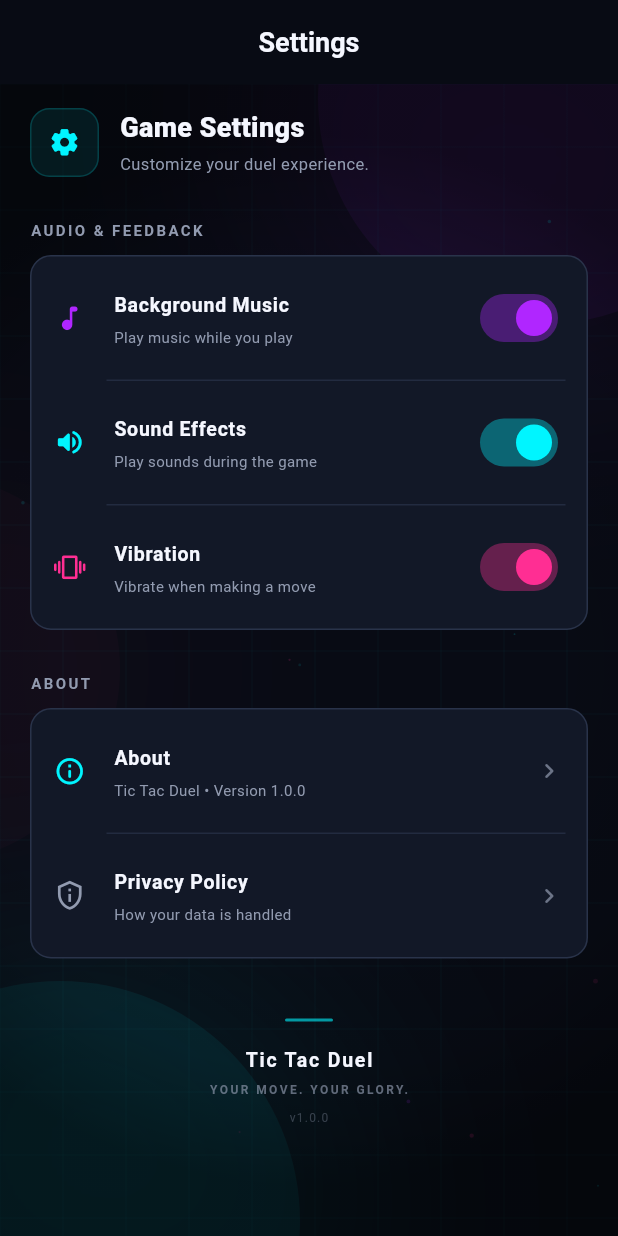
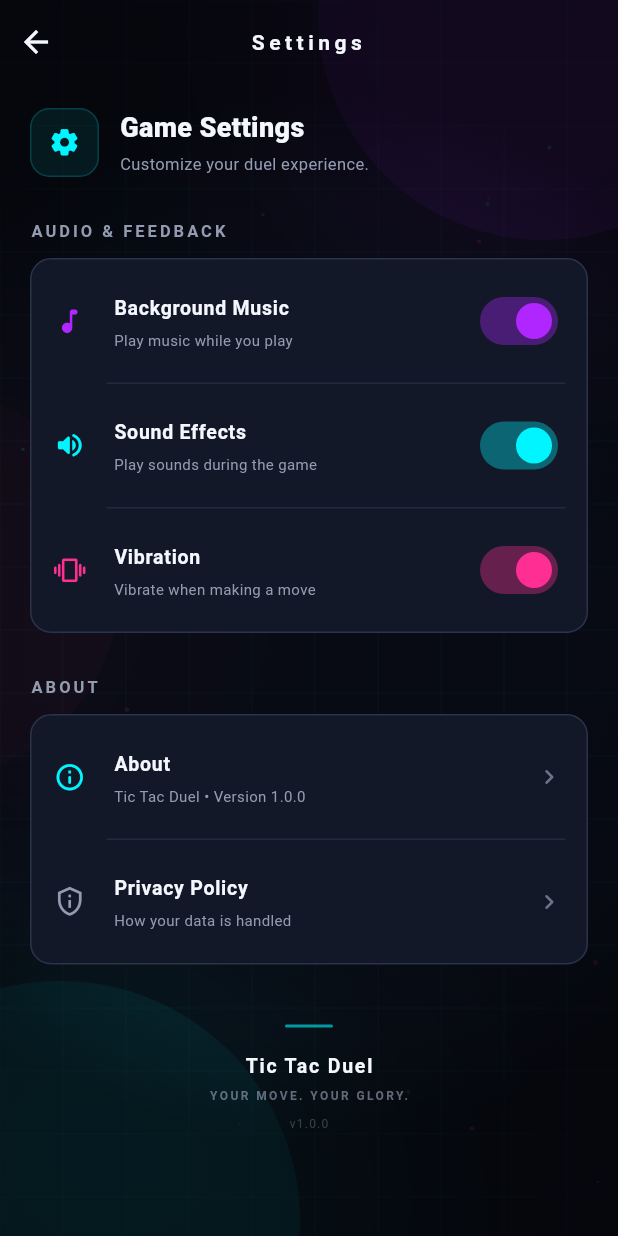
Before and after one commit to piro-piyush/TicTac-Duel, a Flutter app: the SettingsScreen screen opened by its route, on a phone screen of 412 x 824 dp. Run offline on Flutter 3.47's test engine with Material 3 defaults, Android fonts, the phone set to English and light mode, and no system bars; our stand-ins replace go_router; Roboto replaces fonts that are missing (Poppins).

Commit message:
Refactor SettingsScreen to use NeonBackgroundWidget and SectionTitleWidget

```diff
--- a/frontend/lib/screens/settings_screen.dart
+++ b/frontend/lib/screens/settings_screen.dart
@@ -14,15 +14,8 @@ class _SettingsScreenState extends State<SettingsScreen> {
 
   @override
   Widget build(BuildContext context) {
-    return Scaffold(
-      backgroundColor: Themes.background,
-      appBar: AppBar(
-        title: const Text(
-          'Settings',
-          style: TextStyle(fontSize: 18, fontWeight: FontWeight.w700),
-        ),
-      ),
-      body: NeonBackgroundWidget(
+    return NeonBackgroundWidget(
+      title: 'Settings',
       child: ListView(
         padding: const EdgeInsets.fromLTRB(20, 16, 20, 32),
         children: [
@@ -30,8 +23,7 @@ class _SettingsScreenState extends State<SettingsScreen> {
 
           const SizedBox(height: 28),
 
-            _sectionTitle('Audio & Feedback'),
-
+          SectionTitleWidget(title: 'Audio & Feedback'),
           const SizedBox(height: 10),
 
           _SettingsGroup(
@@ -72,9 +64,7 @@ class _SettingsScreenState extends State<SettingsScreen> {
           ),
 
           const SizedBox(height: 28),
-
-            _sectionTitle('About'),
-
+          SectionTitleWidget(title: 'About'),
           const SizedBox(height: 10),
 
           _SettingsGroup(
@@ -102,21 +92,20 @@ class _SettingsScreenState extends State<SettingsScreen> {
           const FooterCardWidget(),
         ],
       ),
-      ),
     );
   }
 
-  Widget _sectionTitle(String title) {
-    return Text(
-      title.toUpperCase(),
-      style: const TextStyle(
-        color: Themes.textSecondary,
-        fontSize: 10,
-        fontWeight: FontWeight.w700,
-        letterSpacing: 1.6,
-      ),
-    );
-  }
+  // Widget _sectionTitle(String title) {
+  //   return Text(
+  //     title.toUpperCase(),
+  //     style: const TextStyle(
+  //       color: Themes.textSecondary,
+  //       fontSize: 10,
+  //       fontWeight: FontWeight.w700,
+  //       letterSpacing: 1.6,
+  //     ),
+  //   );
+  // }
 
   void _showAbout() {
     showAboutDialog(
```
Lines whose indentation alone changed are shown as unchanged.
